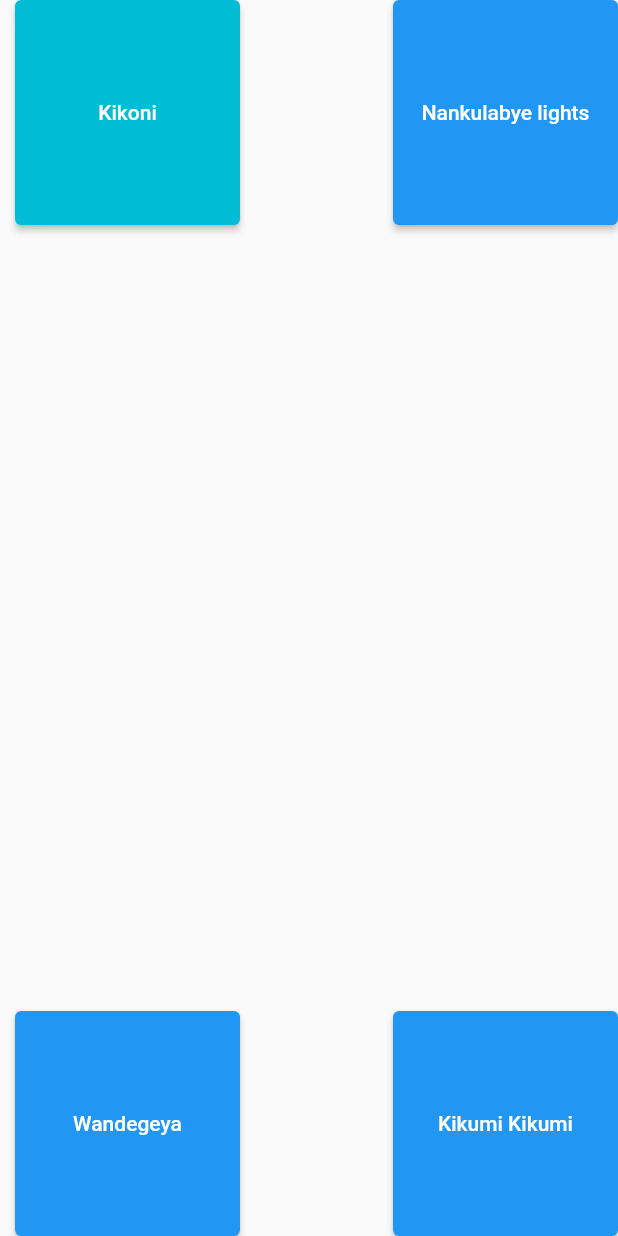
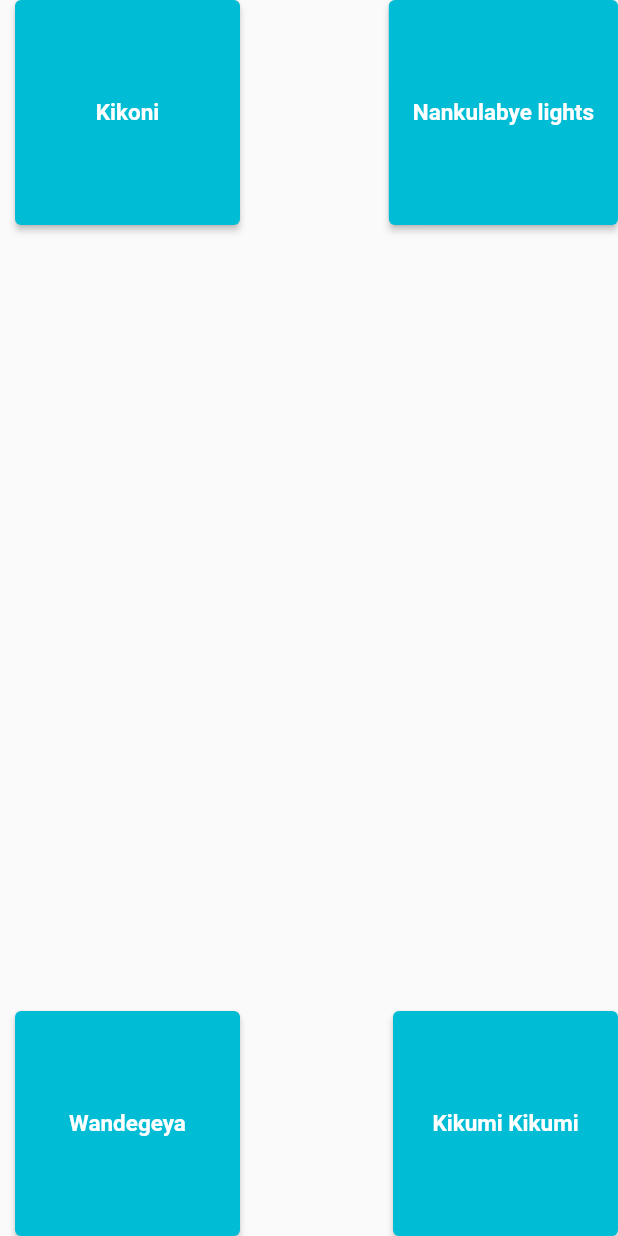
Before and after one commit to ainamaani/HostelApplication, a Flutter app: the VoicePage screen opened by its route, on a phone screen of 412 x 824 dp. Run offline on Flutter 3.47's test engine with Material 2 defaults, Android fonts, the phone set to English and light mode, and no system bars; our stand-ins replace cloud_firestore, firebase_auth, firebase_core, flutter_spinkit, flutter_tts, geolocator and 2 more; missing offline and left inert: dart:ffi; accounts and stored records are empty.

Commit message:
More stylingg

```diff
--- a/lib/main.dart
+++ b/lib/main.dart
@@ -49,7 +49,7 @@ class MyApp extends StatelessWidget {
           ),
           routes: {
             '/login': (context) => Login(),
-            '/locationscreen': (context) => LocationScreen(),
+            '/': (context) => LocationScreen(),
             '/register': (context) => Register(),
             '/hosteldetails': (context) => HostelDetails(),
             '/welcomepage': (context) => WelcomePage(),
@@ -58,7 +58,7 @@ class MyApp extends StatelessWidget {
             '/wrapper': (context) => Wrapper(),
             '/hostelinfo': (context) => HostelInfo(),
             '/voice': (context) => VoicePage(),
-            '/': (context) => SuccessScreen()
+            '/successscreen': (context) => SuccessScreen()
           },
         ),
       ),
--- a/lib/sreens/voice.dart
+++ b/lib/sreens/voice.dart
@@ -33,7 +33,10 @@ class _VoicePageState extends State<VoicePage> {
             Positioned(
               left: 10,
               child: ElevatedButton(
-                child: Text('Kikoni'),
+                child: Text(
+                  'Kikoni',
+                  style: TextStyle(fontWeight: FontWeight.bold, fontSize: 15),
+                ),
                 style: ElevatedButton.styleFrom(
                     minimumSize: Size(150, 150), backgroundColor: Colors.cyan),
                 onPressed: () {
@@ -48,8 +51,12 @@ class _VoicePageState extends State<VoicePage> {
               bottom: 0,
               left: 10,
               child: ElevatedButton(
-                child: Text('Wandegeya'),
-                style: ElevatedButton.styleFrom(minimumSize: Size(150, 150)),
+                child: Text(
+                  'Wandegeya',
+                  style: TextStyle(fontWeight: FontWeight.bold, fontSize: 15),
+                ),
+                style: ElevatedButton.styleFrom(
+                    minimumSize: Size(150, 150), backgroundColor: Colors.cyan),
                 onPressed: () {
                   flutterTts.speak(
                       'Wandegeya hostels, There is Aryan Hostel which is located along Nkiizi road');
@@ -60,8 +67,12 @@ class _VoicePageState extends State<VoicePage> {
               bottom: 0,
               right: 0,
               child: ElevatedButton(
-                child: Text('Kikumi Kikumi'),
-                style: ElevatedButton.styleFrom(minimumSize: Size(150, 150)),
+                child: Text(
+                  'Kikumi Kikumi',
+                  style: TextStyle(fontWeight: FontWeight.bold, fontSize: 15),
+                ),
+                style: ElevatedButton.styleFrom(
+                    minimumSize: Size(150, 150), backgroundColor: Colors.cyan),
                 onPressed: () {
                   flutterTts.speak('Kikumi kikumi hostels');
                 },
@@ -71,8 +82,12 @@ class _VoicePageState extends State<VoicePage> {
               top: 0,
               right: 0,
               child: ElevatedButton(
-                child: Text('Nankulabye lights'),
-                style: ElevatedButton.styleFrom(minimumSize: Size(150, 150)),
+                child: Text(
+                  'Nankulabye lights',
+                  style: TextStyle(fontWeight: FontWeight.bold, fontSize: 15),
+                ),
+                style: ElevatedButton.styleFrom(
+                    minimumSize: Size(150, 150), backgroundColor: Colors.cyan),
                 onPressed: () {
                   flutterTts.speak('Nankulabye hostels');
                 },
```
Also changed, not shown: lib/sreens/locationscreen.dart (+11 -6 lines).
